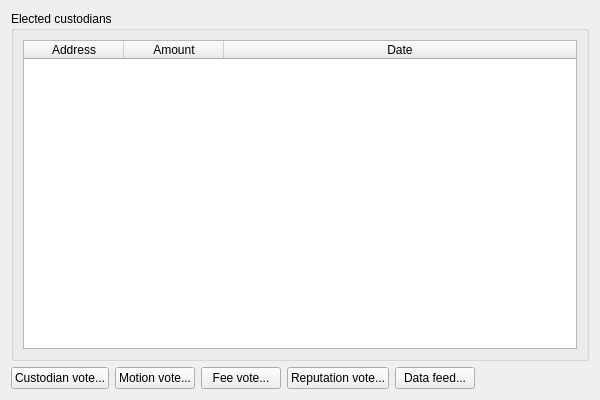
First picture: the form in src/qt/forms/votepage.ui, repository CoinGame/BCEShadow, before the edit.
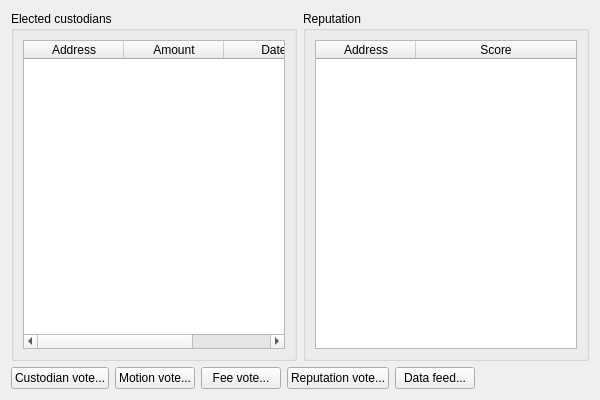
Second picture: the form after the edit.

Commit message: Display the reputation scores in the vote tab

Patch:
```diff
--- a/src/qt/forms/votepage.ui
+++ b/src/qt/forms/votepage.ui
@@ -23,7 +23,7 @@
       <widget class="QGroupBox" name="groupBox">
        <property name="sizePolicy">
         <sizepolicy hsizetype="Preferred" vsizetype="Preferred">
-         <horstretch>7</horstretch>
+         <horstretch>0</horstretch>
          <verstretch>0</verstretch>
         </sizepolicy>
        </property>
@@ -59,6 +59,44 @@
        </layout>
       </widget>
      </item>
+     <item>
+      <widget class="QGroupBox" name="groupBox_2">
+       <property name="sizePolicy">
+        <sizepolicy hsizetype="Preferred" vsizetype="Preferred">
+         <horstretch>0</horstretch>
+         <verstretch>0</verstretch>
+        </sizepolicy>
+       </property>
+       <property name="title">
+        <string>Reputation</string>
+       </property>
+       <layout class="QVBoxLayout" name="verticalLayout_4">
+        <item>
+         <widget class="QTableWidget" name="reputationTable">
+          <property name="sortingEnabled">
+           <bool>true</bool>
+          </property>
+          <attribute name="horizontalHeaderStretchLastSection">
+           <bool>true</bool>
+          </attribute>
+          <attribute name="verticalHeaderVisible">
+           <bool>false</bool>
+          </attribute>
+          <column>
+           <property name="text">
+            <string>Address</string>
+           </property>
+          </column>
+          <column>
+           <property name="text">
+            <string>Score</string>
+           </property>
+          </column>
+         </widget>
+        </item>
+       </layout>
+      </widget>
+     </item>
     </layout>
    </item>
    <item>
```
Left out of the diff: 2 changed lines with no effect on the pictures. The commit also changes 2 other files.
